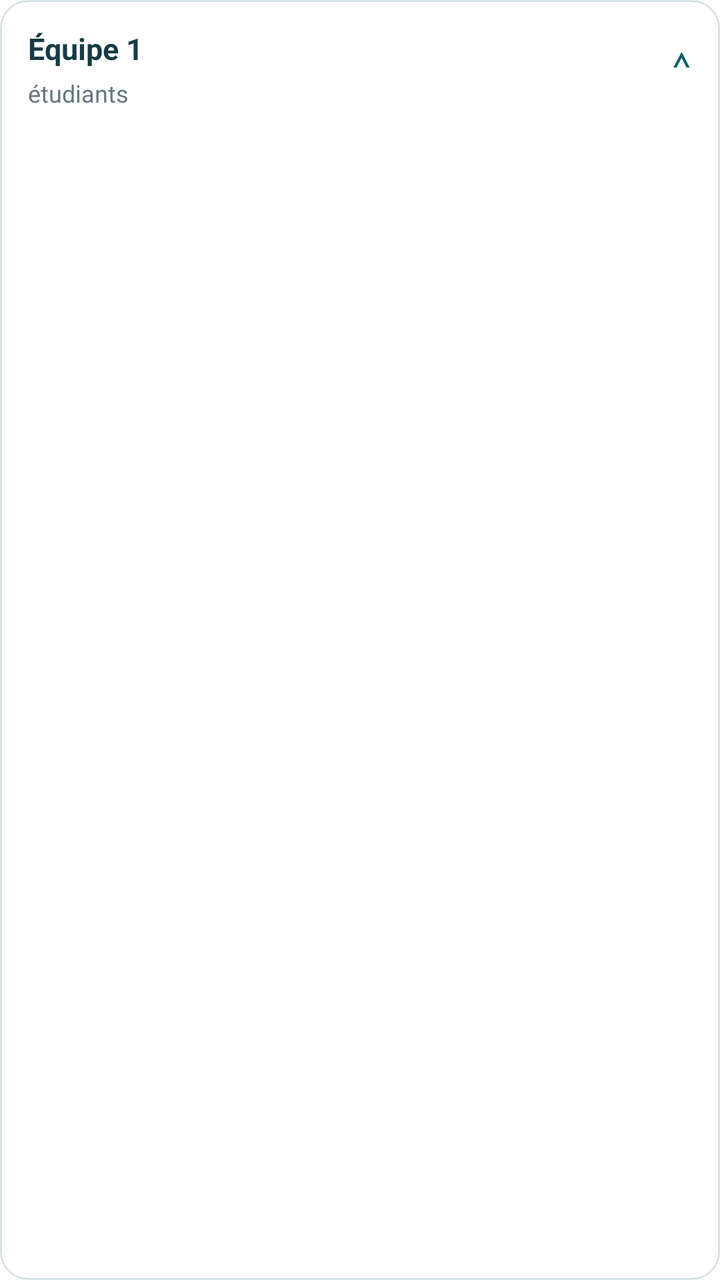
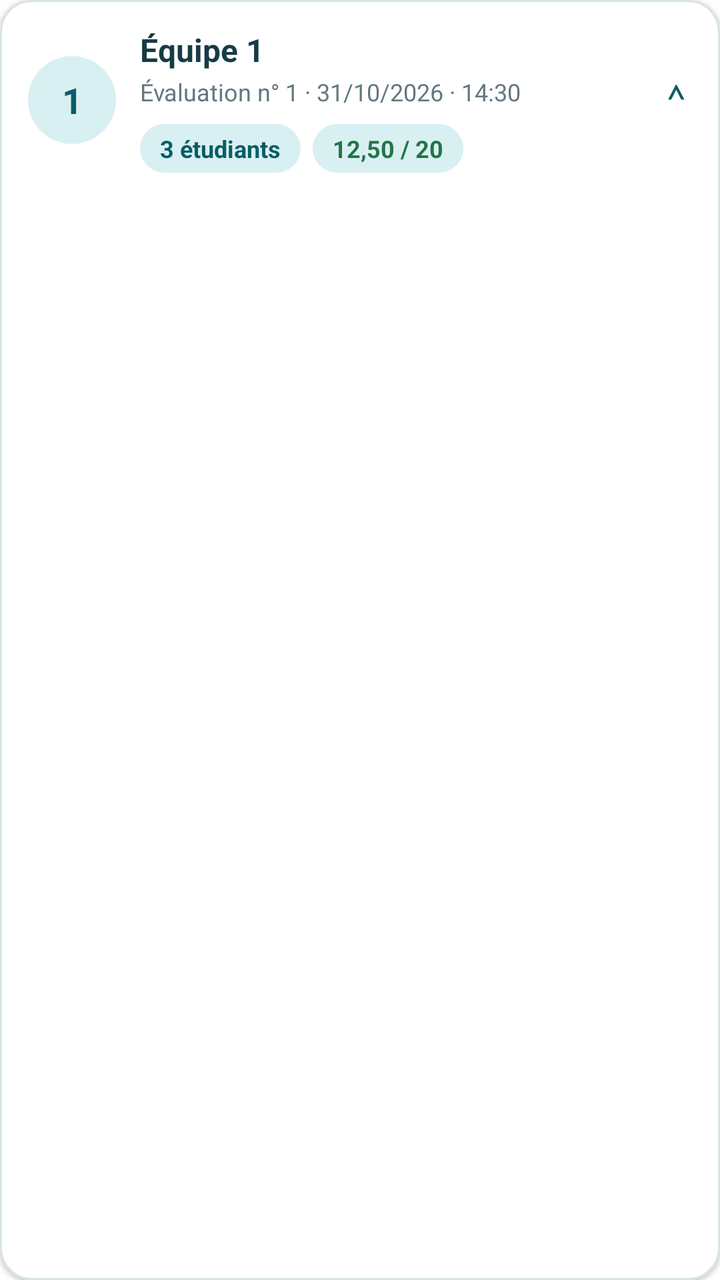

An Android layout rendered at two revisions. The XML below is the earlier revision; the diff shows what the commit changed to produce the second picture.
<!-- AndroidManifest.xml: application theme Theme.Praticum -->
<!-- res/layout/item_evaluation_team_results.xml -->
<?xml version="1.0" encoding="utf-8"?>
<com.google.android.material.card.MaterialCardView xmlns:android="http://schemas.android.com/apk/res/android" xmlns:app="http://schemas.android.com/apk/res-auto" android:layout_width="match_parent" android:layout_height="wrap_content" android:layout_marginBottom="10dp" app:cardBackgroundColor="@color/white" app:cardCornerRadius="14dp" app:cardElevation="0dp" app:strokeColor="@color/color_outline" app:strokeWidth="1dp"><LinearLayout android:layout_width="match_parent" android:layout_height="wrap_content" android:orientation="vertical"><LinearLayout android:id="@+id/layoutEvaluationTeamHeader" android:layout_width="match_parent" android:layout_height="wrap_content" android:background="?attr/selectableItemBackground" android:clickable="true" android:focusable="true" android:gravity="center_vertical" android:orientation="horizontal" android:padding="14dp"><LinearLayout android:layout_width="0dp" android:layout_height="wrap_content" android:layout_weight="1" android:orientation="vertical"><TextView android:id="@+id/tvEvaluationTeamName" android:layout_width="match_parent" android:layout_height="wrap_content" android:text="Équipe 1" android:textColor="@color/text_primary" android:textSize="15sp" android:textStyle="bold"/><TextView android:id="@+id/tvEvaluationTeamMeta" android:layout_width="match_parent" android:layout_height="wrap_content" android:layout_marginTop="4dp" android:text="étudiants" android:textColor="@color/text_secondary" android:textSize="12sp"/></LinearLayout><TextView android:id="@+id/tvEvaluationTeamChevron" android:layout_width="wrap_content" android:layout_height="wrap_content" android:paddingStart="12dp" android:text="⌃" android:textColor="@color/primary_dark" android:textSize="20sp"/></LinearLayout><androidx.recyclerview.widget.RecyclerView android:id="@+id/rvEvaluationTeamStudents" android:layout_width="match_parent" android:layout_height="wrap_content" android:paddingHorizontal="10dp" android:nestedScrollingEnabled="false"/></LinearLayout></com.google.android.material.card.MaterialCardView>
<!-- resources referenced by this layout -->
<resources>
  <color name="color_outline">#D6E4E7</color>
  <color name="primary_dark">#075E66</color>
  <color name="text_primary">#173B45</color>
  <color name="text_secondary">#647780</color>
  <color name="white">#FFFFFF</color>
  <style name="Theme.Praticum" parent="Theme.MaterialComponents.DayNight.NoActionBar">
  
          
          <item name="colorPrimary">@color/primary</item>
          <item name="colorPrimaryVariant">@color/primary_dark</item>
          <item name="colorSecondary">@color/secondary</item>
  
  
          
          <item name="android:enforceNavigationBarContrast">false</item>
  
  
          
          
          <item name="android:statusBarColor">@android:color/transparent</item>
          <item name="android:navigationBarColor">@android:color/transparent</item>
          <item name="android:windowLightStatusBar">false</item>
          <item name="android:windowLightNavigationBar">true</item>
  
  
      </style>
  <color name="primary">#087F8C</color>
  <color name="secondary">#159AA5</color>
</resources>

<!-- the commit's change to res/layout/item_evaluation_team_results.xml (unified diff, before → after) -->
@@ -1,2 +1,143 @@
 <?xml version="1.0" encoding="utf-8"?>
-<com.google.android.material.card.MaterialCardView xmlns:android="http://schemas.android.com/apk/res/android" xmlns:app="http://schemas.android.com/apk/res-auto" android:layout_width="match_parent" android:layout_height="wrap_content" android:layout_marginBottom="10dp" app:cardBackgroundColor="@color/white" app:cardCornerRadius="14dp" app:cardElevation="0dp" app:strokeColor="@color/color_outline" app:strokeWidth="1dp"><LinearLayout android:layout_width="match_parent" android:layout_height="wrap_content" android:orientation="vertical"><LinearLayout android:id="@+id/layoutEvaluationTeamHeader" android:layout_width="match_parent" android:layout_height="wrap_content" android:background="?attr/selectableItemBackground" android:clickable="true" android:focusable="true" android:gravity="center_vertical" android:orientation="horizontal" android:padding="14dp"><LinearLayout android:layout_width="0dp" android:layout_height="wrap_content" android:layout_weight="1" android:orientation="vertical"><TextView android:id="@+id/tvEvaluationTeamName" android:layout_width="match_parent" android:layout_height="wrap_content" android:text="Équipe 1" android:textColor="@color/text_primary" android:textSize="15sp" android:textStyle="bold"/><TextView android:id="@+id/tvEvaluationTeamMeta" android:layout_width="match_parent" android:layout_height="wrap_content" android:layout_marginTop="4dp" android:text="étudiants" android:textColor="@color/text_secondary" android:textSize="12sp"/></LinearLayout><TextView android:id="@+id/tvEvaluationTeamChevron" android:layout_width="wrap_content" android:layout_height="wrap_content" android:paddingStart="12dp" android:text="⌃" android:textColor="@color/primary_dark" android:textSize="20sp"/></LinearLayout><androidx.recyclerview.widget.RecyclerView android:id="@+id/rvEvaluationTeamStudents" android:layout_width="match_parent" android:layout_height="wrap_content" android:paddingHorizontal="10dp" android:nestedScrollingEnabled="false"/></LinearLayout></com.google.android.material.card.MaterialCardView>
+<com.google.android.material.card.MaterialCardView
+    xmlns:android="http://schemas.android.com/apk/res/android"
+    xmlns:app="http://schemas.android.com/apk/res-auto"
+    android:layout_width="match_parent"
+    android:layout_height="wrap_content"
+    android:layout_marginBottom="12dp"
+    app:cardBackgroundColor="@color/white"
+    app:cardCornerRadius="16dp"
+    app:cardElevation="1dp"
+    app:strokeColor="@color/color_outline"
+    app:strokeWidth="1dp">
+
+    <LinearLayout
+        android:layout_width="match_parent"
+        android:layout_height="wrap_content"
+        android:orientation="vertical">
+
+        
+        <LinearLayout
+            android:id="@+id/layoutEvaluationTeamHeader"
+            android:layout_width="match_parent"
+            android:layout_height="wrap_content"
+            android:background="?attr/selectableItemBackground"
+            android:clickable="true"
+            android:focusable="true"
+            android:gravity="center_vertical"
+            android:orientation="horizontal"
+            android:paddingStart="14dp"
+            android:paddingTop="14dp"
+            android:paddingEnd="6dp"
+            android:paddingBottom="14dp">
+
+            <TextView
+                android:id="@+id/tvEvaluationTeamNumber"
+                android:layout_width="44dp"
+                android:layout_height="44dp"
+                android:background="@drawable/bg_profile_circle"
+                android:gravity="center"
+                android:text="1"
+                android:textColor="@color/primary_dark"
+                android:textSize="18sp"
+                android:textStyle="bold" />
+
+            <LinearLayout
+                android:layout_width="0dp"
+                android:layout_height="wrap_content"
+                android:layout_marginStart="12dp"
+                android:layout_weight="1"
+                android:orientation="vertical">
+
+                <TextView
+                    android:id="@+id/tvEvaluationTeamName"
+                    android:layout_width="match_parent"
+                    android:layout_height="wrap_content"
+                    android:text="Équipe 1"
+                    android:textColor="@color/text_primary"
+                    android:textSize="16sp"
+                    android:textStyle="bold" />
+
+                <TextView
+                    android:id="@+id/tvEvaluationTeamMeta"
+                    android:layout_width="match_parent"
+                    android:layout_height="wrap_content"
+                    android:layout_marginTop="2dp"
+                    android:text="Évaluation n° 1 · 31/10/2026 · 14:30"
+                    android:textColor="@color/text_secondary"
+                    android:textSize="12sp" />
+
+                <LinearLayout
+                    android:layout_width="match_parent"
+                    android:layout_height="wrap_content"
+                    android:layout_marginTop="8dp"
+                    android:orientation="horizontal">
+
+                    <TextView
+                        android:id="@+id/tvEvaluationTeamCount"
+                        android:layout_width="wrap_content"
+                        android:layout_height="wrap_content"
+                        android:background="@drawable/bg_status_badge"
+                        android:paddingHorizontal="10dp"
+                        android:paddingVertical="4dp"
+                        android:text="3 étudiants"
+                        android:textColor="@color/primary_dark"
+                        android:textSize="12sp"
+                        android:textStyle="bold" />
+
+                    <TextView
+                        android:id="@+id/tvEvaluationTeamScore"
+                        android:layout_width="wrap_content"
+                        android:layout_height="wrap_content"
+                        android:layout_marginStart="6dp"
+                        android:background="@drawable/bg_status_badge"
+                        android:paddingHorizontal="10dp"
+                        android:paddingVertical="4dp"
+                        android:text="12,50 / 20"
+                        android:textColor="@color/color_success"
+                        android:textSize="12sp"
+                        android:textStyle="bold" />
+                </LinearLayout>
+            </LinearLayout>
+
+            <com.google.android.material.button.MaterialButton
+                android:id="@+id/btnEvaluationTeamActions"
+                style="@style/Widget.MaterialComponents.Button.TextButton"
+                android:layout_width="44dp"
+                android:layout_height="48dp"
+                android:contentDescription="Actions de l’équipe"
+                android:insetLeft="0dp"
+                android:insetRight="0dp"
+                android:minWidth="0dp"
+                android:padding="0dp"
+                android:text="⋮"
+                android:textColor="@color/text_primary"
+                android:textSize="24sp"
+                android:visibility="gone" />
+
+            <TextView
+                android:id="@+id/tvEvaluationTeamChevron"
+                android:layout_width="32dp"
+                android:layout_height="wrap_content"
+                android:gravity="center"
+                android:text="⌃"
+                android:textColor="@color/primary_dark"
+                android:textSize="20sp" />
+        </LinearLayout>
+
+        <View
+            android:id="@+id/dividerEvaluationTeam"
+            android:layout_width="match_parent"
+            android:layout_height="1dp"
+            android:background="@color/color_divider"
+            android:visibility="gone" />
+
+        <androidx.recyclerview.widget.RecyclerView
+            android:id="@+id/rvEvaluationTeamStudents"
+            android:layout_width="match_parent"
+            android:layout_height="wrap_content"
+            android:nestedScrollingEnabled="false"
+            android:paddingHorizontal="10dp"
+            android:paddingTop="10dp" />
+    </LinearLayout>
+</com.google.android.material.card.MaterialCardView>
<!-- resource entries referenced after the edit -->
@@ -1,10 +1,24 @@
 <!-- resources referenced by this layout -->
 <resources>
+  <color name="color_divider">#DFE9EB</color>
   <color name="color_outline">#D6E4E7</color>
+  <color name="color_success">#247547</color>
   <color name="primary_dark">#075E66</color>
   <color name="text_primary">#173B45</color>
   <color name="text_secondary">#647780</color>
   <color name="white">#FFFFFF</color>
+  <!-- drawable bg_profile_circle (drawable) -->
+  <?xml version="1.0" encoding="utf-8"?>
+  <shape xmlns:android="http://schemas.android.com/apk/res/android"
+      android:shape="oval">
+      <solid android:color="@color/color_info_container" />
+  </shape>
+  <!-- drawable bg_status_badge (drawable) -->
+  <shape xmlns:android="http://schemas.android.com/apk/res/android"
+      android:shape="rectangle">
+      <solid android:color="@color/color_info_container" />
+      <corners android:radius="50dp" />
+  </shape>
   <style name="Theme.Praticum" parent="Theme.MaterialComponents.DayNight.NoActionBar">
   
           
@@ -26,6 +40,7 @@
   
   
       </style>
+  <color name="color_info_container">#D9F0F2</color>
   <color name="primary">#087F8C</color>
   <color name="secondary">#159AA5</color>
 </resources>
